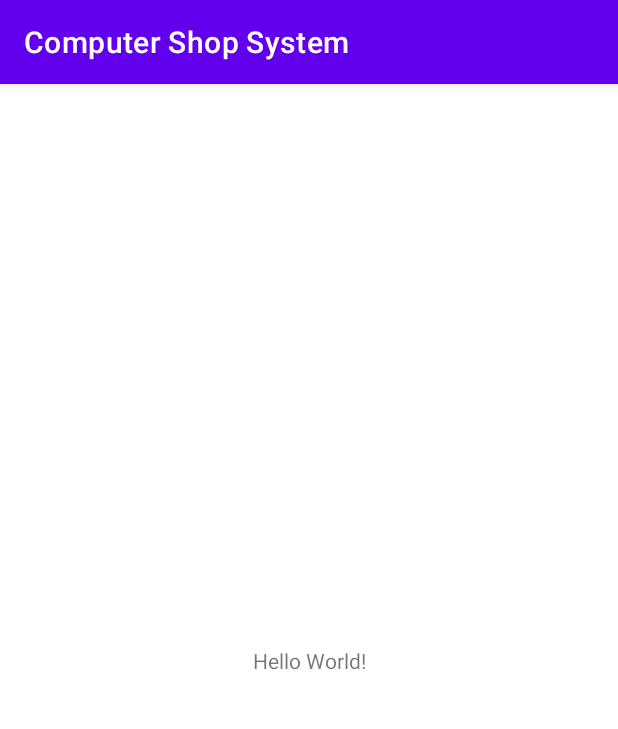
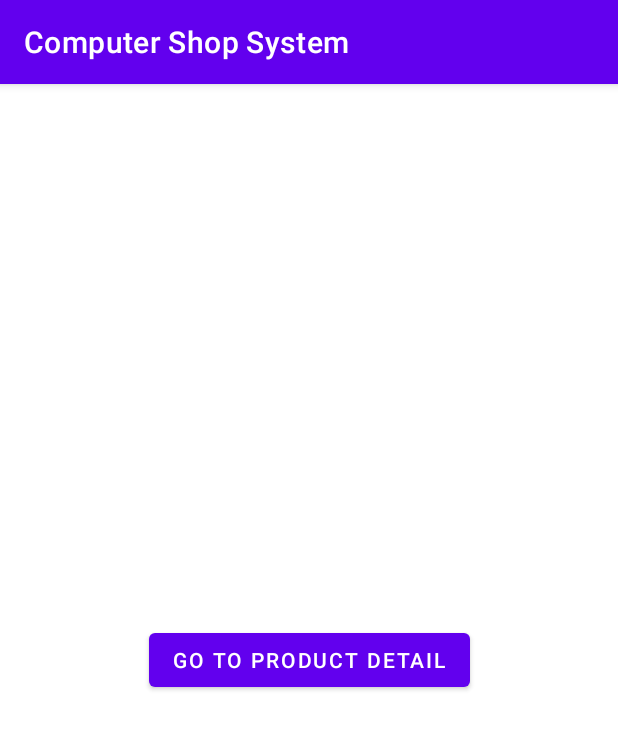
Before and after one commit to Thuan0707/ComputerShopSystem, an Android app: the screen it shows after launch (MainActivity), on a phone screen of 412 x 824 dp. Shown: the top 729 px of the screen. Run offline under Robolectric (Android 15) with nearby library versions, the phone set to English and light mode, and no system bars.

```diff
--- a/ComputerShopSystem/app/src/main/AndroidManifest.xml
+++ b/ComputerShopSystem/app/src/main/AndroidManifest.xml
@@ -9,6 +9,7 @@
         android:roundIcon="@mipmap/ic_launcher_round"
         android:supportsRtl="true"
         android:theme="@style/Theme.ComputerShopSystem">
+        <activity android:name=".View.ProductDetail"></activity>
         <activity android:name=".View.MainActivity">
             <intent-filter>
                 <action android:name="android.intent.action.MAIN" />
--- a/ComputerShopSystem/app/src/main/res/layout/activity_main.xml
+++ b/ComputerShopSystem/app/src/main/res/layout/activity_main.xml
@@ -6,13 +6,14 @@
     android:layout_height="match_parent"
     tools:context=".View.MainActivity">
 
-    <TextView
+    <Button
+        android:id="@+id/button"
         android:layout_width="wrap_content"
         android:layout_height="wrap_content"
-        android:text="Hello World!"
+        android:text="Go to Product Detail"
         app:layout_constraintBottom_toBottomOf="parent"
-        app:layout_constraintLeft_toLeftOf="parent"
-        app:layout_constraintRight_toRightOf="parent"
+        app:layout_constraintEnd_toEndOf="parent"
+        app:layout_constraintStart_toStartOf="parent"
         app:layout_constraintTop_toTopOf="parent" />
 
 </androidx.constraintlayout.widget.ConstraintLayout>
```
Also changed, not shown: ComputerShopSystem/app/src/main/java/com/example/computershopsystem/View/MainActivity.java (+7 -0 lines), ComputerShopSystem/app/src/main/java/com/example/computershopsystem/View/ProductDetail.java (added, +16 -0 lines), ComputerShopSystem/app/src/main/res/layout/activity_product_detail.xml (added, +18 -0 lines), 1 other file.
